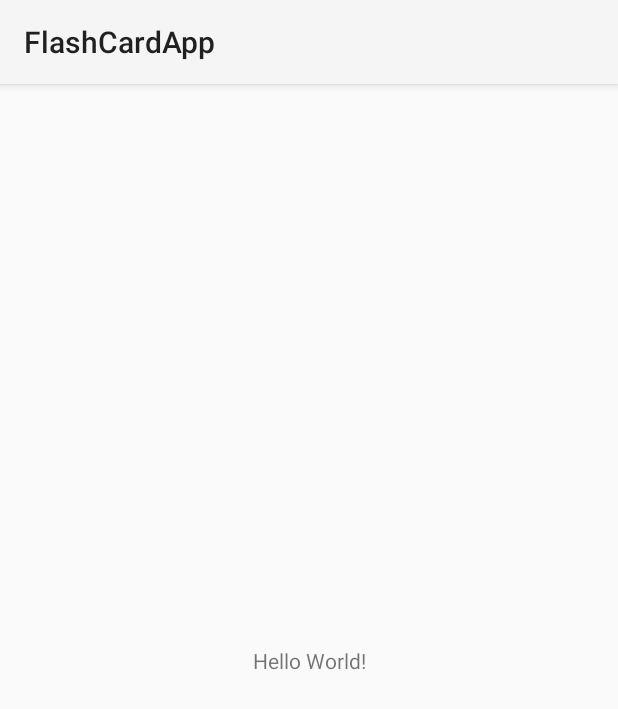
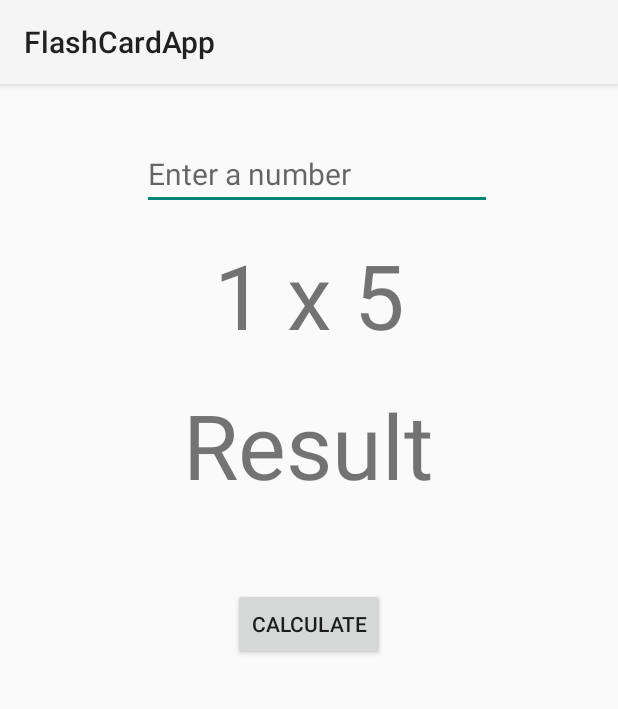
Before and after one commit to jthieme/FlashCardApp, an Android app: the screen it shows after launch (MainActivity), on a phone screen of 412 x 824 dp. Shown: the top 709 px of the screen. Run offline under Robolectric (Android 15) with nearby library versions, the phone set to English and light mode, and no system bars.

Commit message:
This is a super simple implementation of the Flash card app.

```diff
--- a/app/src/main/java/com/example/flashcardapp/Game.kt
+++ b/app/src/main/java/com/example/flashcardapp/Game.kt
@@ -4,6 +4,8 @@ package com.example.flashcardapp
  * A class to practice flash cards
  *********************************************************/
 class Game {
+
+    // Initialize Constructor
 
     // Initialize Member Variables
     private var practiceNum = 0
@@ -72,7 +74,7 @@ class Game {
      * A function to get the current problem.
      *********************************************************/
     fun getCurrentProblem() : String {
-        return "${practiceNum} ${operand} ${generatedNum} = "
+        return "${practiceNum} ${operand} ${generatedNum}"
     }
 
     /**********************************************************
--- a/app/src/main/java/com/example/flashcardapp/MainActivity.kt
+++ b/app/src/main/java/com/example/flashcardapp/MainActivity.kt
@@ -2,10 +2,70 @@ package com.example.flashcardapp
 
 import androidx.appcompat.app.AppCompatActivity
 import android.os.Bundle
+import android.os.SystemClock
+import android.widget.Button
+import android.widget.EditText
+import android.widget.TextView
+import android.widget.Toast
+import java.lang.Exception
 
 class MainActivity : AppCompatActivity() {
+
+    private var g = Game()
+    private lateinit var enterAnswer : EditText
+    private lateinit var result : TextView
+    /*private lateinit var leftHand : TextView
+    private lateinit var operand : TextView
+    private lateinit var rightHand : TextView*/
+    private lateinit var problem : TextView
+
     override fun onCreate(savedInstanceState: Bundle?) {
         super.onCreate(savedInstanceState)
         setContentView(R.layout.activity_main)
+
+        val calculate = findViewById<Button>(R.id.calculate)
+
+        calculate.setOnClickListener { calculate() }
+
+        enterAnswer = findViewById(R.id.enterAnswer)
+        problem = findViewById(R.id.problem)
+        /*leftHand = findViewById(R.id.leftHand)
+        operand = findViewById(R.id.operand)
+        rightHand = findViewById(R.id.rightHand)*/
+        result = findViewById(R.id.result)
+
+        setProblem()
+
     }
+
+    private fun calculate() {
+        try {
+            /*var lHand = leftHand.text.toString()
+            var op = operand.text.toString()
+            var rHand = leftHand.text.toString()*/
+            var userAnswer  = enterAnswer.text.toString()
+            //var problem = problem.text.toString()
+
+            if (userAnswer == g.getAnswer()) {
+                result.text = "Correct!"
+
+                // Reset problem
+                setProblem()
+
+            } else {
+                result.text = "Wrong!"
+            }
+
+        } catch (e : Exception) {
+            Toast.makeText(this, "Invalid input", Toast.LENGTH_LONG).show()
+            result.text = g.getPracticeNum().toString()
+        }
+    }
+
+    private fun setProblem() {
+        g.setPracticeNum(1).toString()
+        g.setOperand("x").toString()
+        problem.text = "${g.getNewProblem()}"
+    }
+
 }
--- a/app/src/main/res/layout/activity_main.xml
+++ b/app/src/main/res/layout/activity_main.xml
@@ -6,13 +6,52 @@
     android:layout_height="match_parent"
     tools:context=".MainActivity">
 
-    <TextView
+    <Button
+        android:id="@+id/calculate"
         android:layout_width="wrap_content"
         android:layout_height="wrap_content"
-        android:text="Hello World!"
+        android:layout_marginBottom="384dp"
+        android:text="Calculate"
         app:layout_constraintBottom_toBottomOf="parent"
-        app:layout_constraintLeft_toLeftOf="parent"
-        app:layout_constraintRight_toRightOf="parent"
+        app:layout_constraintEnd_toEndOf="parent"
+        app:layout_constraintStart_toStartOf="parent"
+        tools:ignore="MissingConstraints" />
+
+    <TextView
+        android:id="@+id/result"
+        android:layout_width="wrap_content"
+        android:layout_height="wrap_content"
+        android:layout_marginTop="200dp"
+        android:text="Result"
+        android:textSize="60sp"
+        app:layout_constraintEnd_toEndOf="parent"
+        app:layout_constraintHorizontal_bias="0.497"
+        app:layout_constraintStart_toStartOf="parent"
+        app:layout_constraintTop_toTopOf="parent" />
+
+    <EditText
+        android:id="@+id/enterAnswer"
+        android:layout_width="wrap_content"
+        android:layout_height="wrap_content"
+        android:layout_marginTop="36dp"
+        android:ems="10"
+        android:hint="Enter a number"
+        android:inputType="textPersonName"
+        android:textSize="20sp"
+        app:layout_constraintEnd_toEndOf="parent"
+        app:layout_constraintHorizontal_bias="0.531"
+        app:layout_constraintStart_toStartOf="parent"
+        app:layout_constraintTop_toTopOf="parent" />
+
+    <TextView
+        android:id="@+id/problem"
+        android:layout_width="wrap_content"
+        android:layout_height="wrap_content"
+        android:layout_marginTop="100dp"
+        android:text="-"
+        android:textSize="60sp"
+        app:layout_constraintEnd_toEndOf="parent"
+        app:layout_constraintStart_toStartOf="parent"
         app:layout_constraintTop_toTopOf="parent" />
 
 </androidx.constraintlayout.widget.ConstraintLayout>
```
